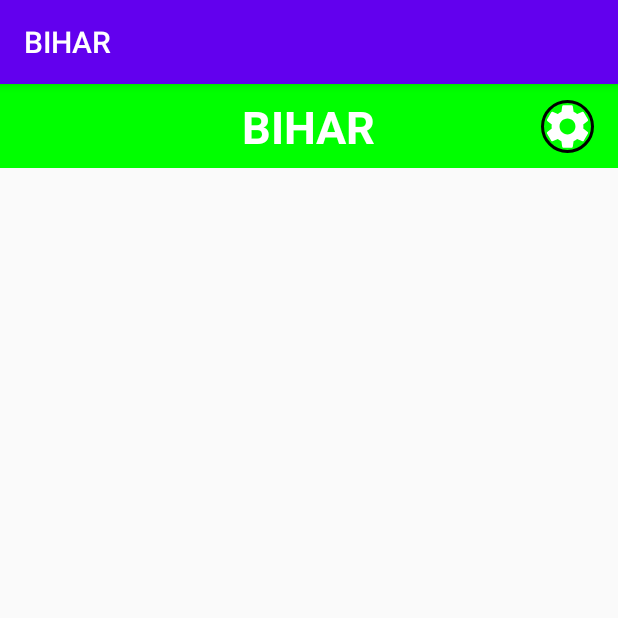
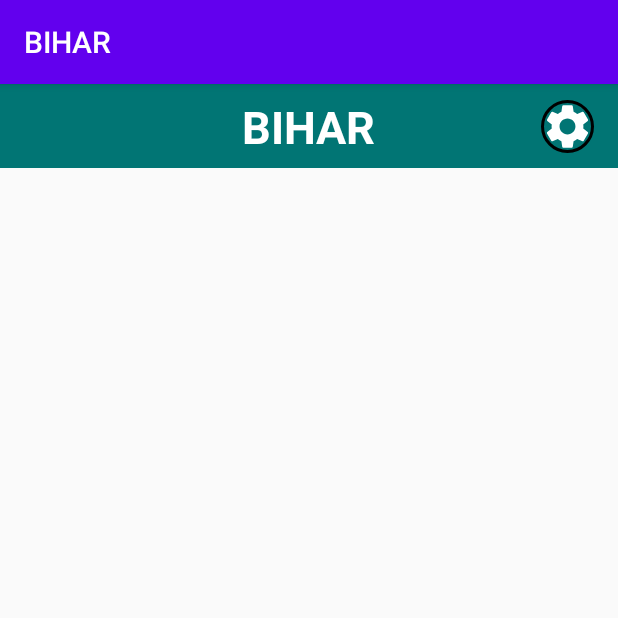
Before and after one commit to CristianVM/BIHAR, an Android app: the fragment ToolBar shown on its own in the app's theme, on a phone screen of 412 x 824 dp, the top half of it. Run offline under Robolectric (Android 15) with nearby library versions, the phone set to English and light mode, and no system bars; our stand-ins replace CircleImageView.

Commit message:
Colores básicos GAUR actualizados.

```diff
--- a/app/src/main/res/values/colors.xml
+++ b/app/src/main/res/values/colors.xml
@@ -3,9 +3,9 @@
     <color name="colorPrimary">#6200EE</color>
     <color name="colorPrimaryDark">#3700B3</color>
     <color name="colorAccent">#03DAC5</color>
-    <color name="verde">#00FF00</color>
-    <color name="naranja">#000000</color>
+    <color name="verde">#017574</color>
+    <color name="naranja">#fe9900</color>
     <color name="blanco">#ffffff</color>
-    <color name="gris">#000000</color>
+    <color name="gris">#95969a</color>
     <color name="negro">#000000</color>
 </resources>
```
